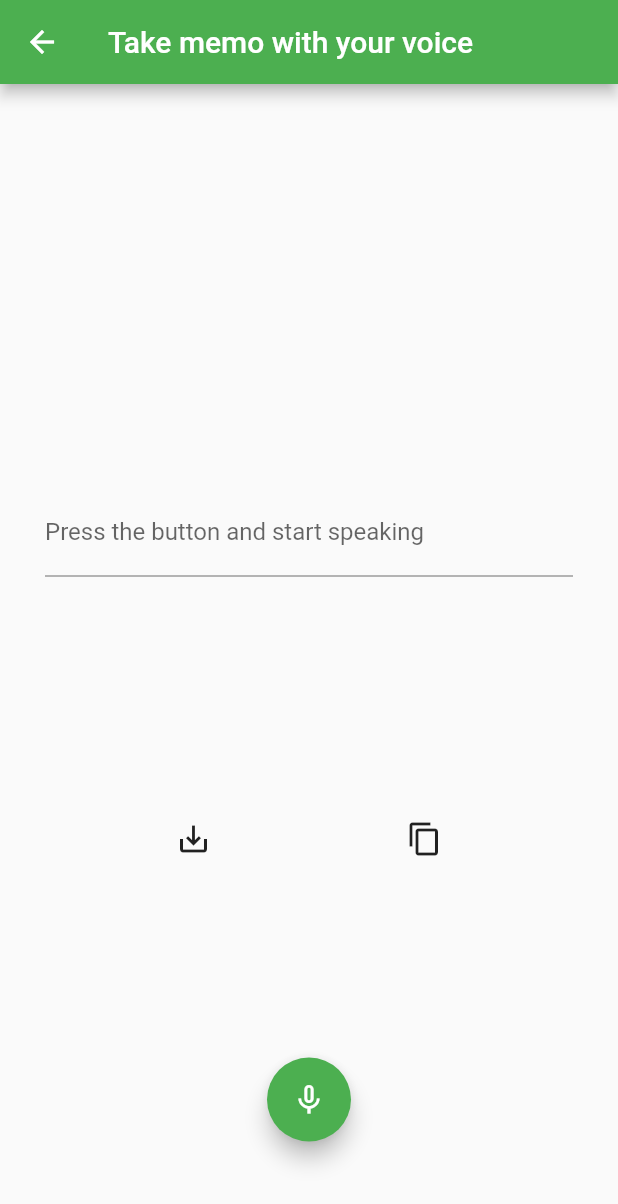
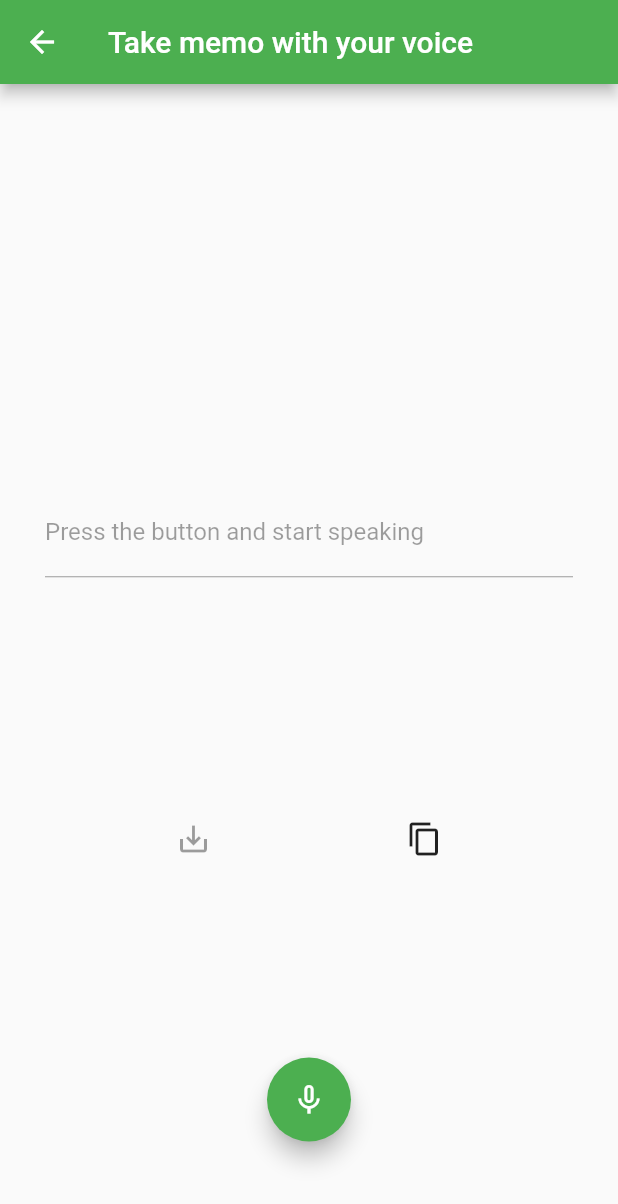
Before and after one commit to Keiji-morita/i-Listner-forfebularyHackathon, a Flutter app: the screen it shows after launch, after a tap on the "settings voice" icon, on a phone screen of 412 x 824 dp. Shown: the top 1204 px of the screen. Run offline on Flutter 3.47's test engine with Material 2 defaults, Android fonts, the phone set to English and light mode, and no system bars; drawn by our look-alikes of avatar_glow; our stand-ins replace firebase_auth, flutter_riverpod, permission_handler, speech_to_text, sqflite; missing offline and left inert: clipboard; accounts and stored records are empty.

```diff
--- a/lib/presentation/pages/memoArea.dart
+++ b/lib/presentation/pages/memoArea.dart
@@ -34,12 +34,11 @@ class memoArea extends ConsumerWidget {
               },
             child: SizedBox(
               height: 70,
-             child: Card(
+              child: Card(
                 child: Center(
                   child: Text(memo.content),
                 )
-
-               ,)
+              ,)
               ,)
             );
 
@@ -47,13 +46,18 @@ class memoArea extends ConsumerWidget {
         ),
 
         floatingActionButton: FloatingActionButton(
-          onPressed: () {
-          Navigator.push(
-            context,
-            MaterialPageRoute<void>(
-              builder: (context) =>  voiceTexter(),
-            ),
+          onPressed: () async {
+          final newListText = await Navigator.of(context).push(
+            MaterialPageRoute(builder: (context) {
+              // 遷移先の画面としてリスト追加画面を指定
+              return voiceTexter();
+            }),
           );
+          if (newListText != null) {
+            // キャンセルした場合は newListText が null となるので注意
+            notifier.addMemo(newListText);
+          }
+
           },
           backgroundColor: Colors.green,
           child: const Icon(Icons.settings_voice),
--- a/lib/presentation/pages/voiceTexter.dart
+++ b/lib/presentation/pages/voiceTexter.dart
@@ -1,32 +1,25 @@
 import 'package:avatar_glow/avatar_glow.dart';
 import 'package:flutter/material.dart';
-import 'package:secondfebproject/presentation/notifire/memo_notifire.dart';
-import 'package:secondfebproject/presentation/notifire/memo_notifire.dart';
-import 'package:secondfebproject/presentation/notifire/memo_notifire.dart';
 import 'package:speech_to_text/speech_to_text.dart' as stt;
 import 'package:clipboard/clipboard.dart';
-import 'package:flutter_riverpod/flutter_riverpod.dart';
-
-import '../notifire/memo_notifire.dart';
-import '../notifire/memo_notifire.dart';
-import '../notifire/memo_notifire.dart';
 
 
 
 
-class voiceTexter extends ConsumerStatefulWidget {
+class voiceTexter extends StatefulWidget {
   @override
   _voiceTexterState createState() => _voiceTexterState();
 }
 
-class _voiceTexterState extends ConsumerState<voiceTexter> {
+class _voiceTexterState extends State<voiceTexter> {
   late stt.SpeechToText _speech;
   bool _isListening = false;
   String _localeId = '';
   bool isKeepButtonActive = false;
   late TextEditingController controller = TextEditingController();
 
-    @override
+
+  @override
   void initState() {
     super.initState();
     controller = TextEditingController();
@@ -42,20 +35,12 @@ class _voiceTexterState extends ConsumerState<voiceTexter> {
   @override
   void dispose() {
     controller.dispose();
+
     super.dispose();
   }
 
   @override
   Widget build(BuildContext context) {
-      late stt.SpeechToText _speech;
-      bool _isListening = false;
-      String _localeId = '';
-      bool isKeepButtonActive = false;
-      late TextEditingController controller = TextEditingController();
-
-    final notifier = ref.watch(memoNotifierProvider.notifier);
-
-
     return Scaffold(
       appBar: AppBar(
         title: Text('Take memo with your voice'),
@@ -80,13 +65,13 @@ class _voiceTexterState extends ConsumerState<voiceTexter> {
           children: <Widget>[
             Container(
                 padding: const EdgeInsets.fromLTRB(30.0, 30.0, 30.0, 150.0),
-                child: TextField(
+                child: TextField(enabled: false,
                                 decoration: const InputDecoration(
                                 label: Text('Press the button and start speaking'),
-                              ),
+                            ),
                             controller: controller
                           )
-                          ),
+                        ),
 
 
 
@@ -98,12 +83,16 @@ class _voiceTexterState extends ConsumerState<voiceTexter> {
                   width: 50,
                   child: IconButton(
                       icon: const Icon(Icons.save_alt),
-                      onPressed: () async{
-
-
-                        notifier.addMemo(controller.text);
-                        Navigator.pop(context);
+                      onPressed: isKeepButtonActive
+                          ? () {
+                        setState(() => isKeepButtonActive = false);
+                        Navigator.of(context).pop(controller.text);
                       }
+                          : null
+                    // onPressed: () {
+                    //   Navigator.of(context).pop(controller.text);
+                    //   print(controller.text);
+                    //   },
                   ),
                 ),
 
```
